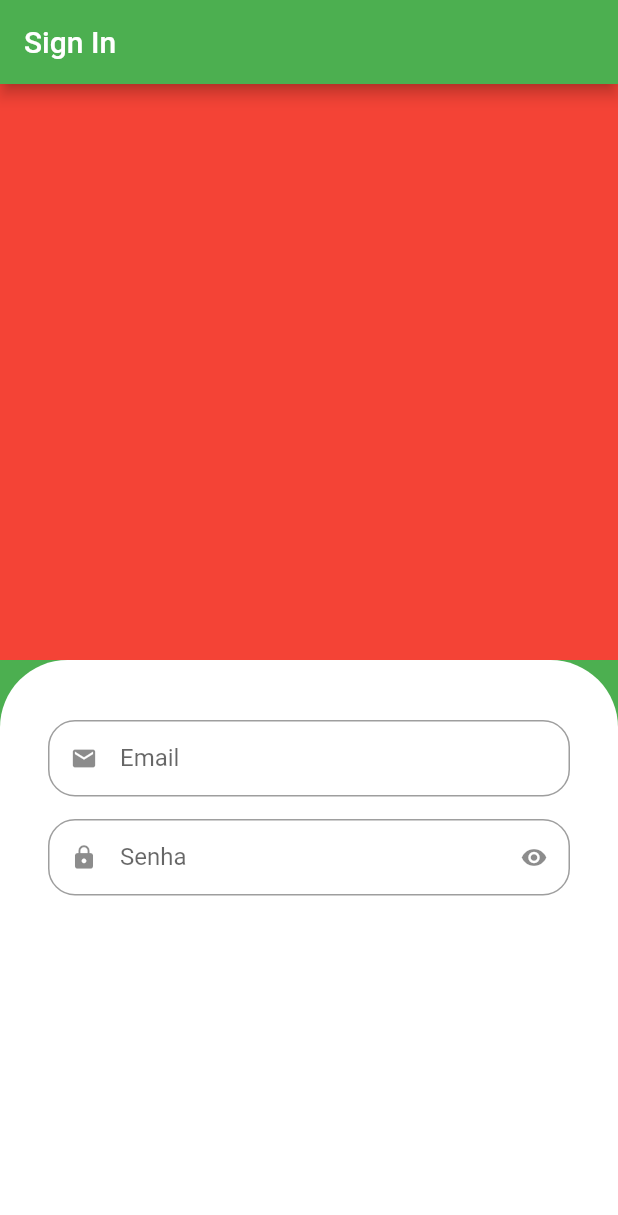
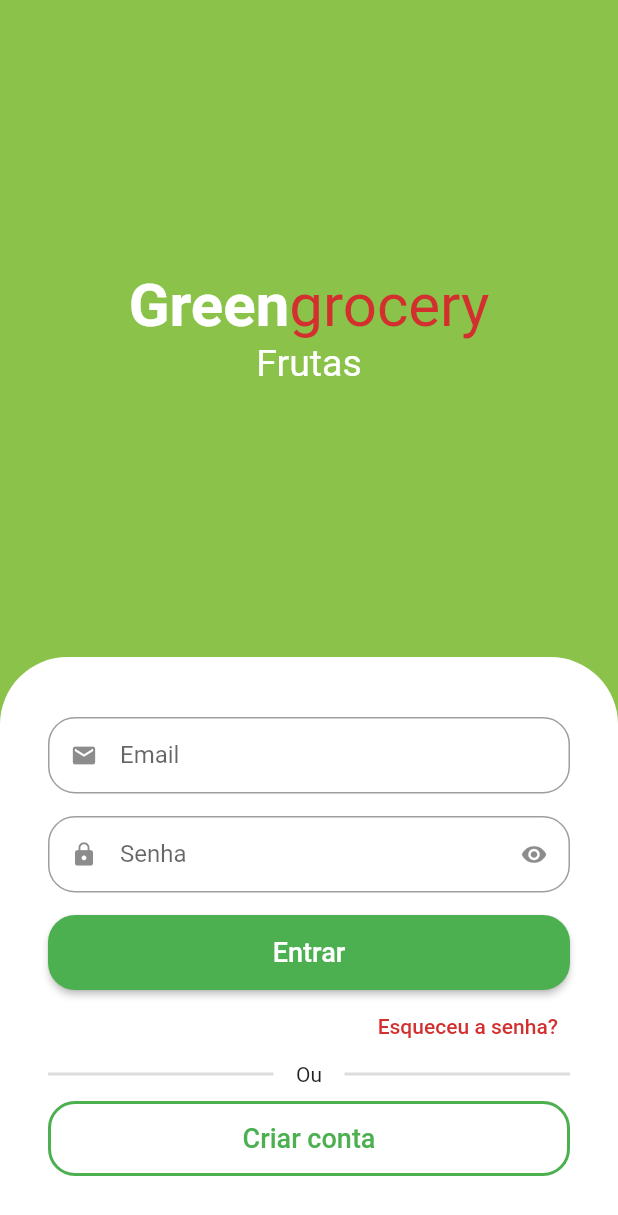
Before and after one commit to gabolweb/greengrocery, a Flutter app: the screen it shows after launch, on a phone screen of 412 x 824 dp. Shown: the top 1215 px of the screen. Run offline on Flutter 3.47's test engine with Material 2 defaults, Android fonts, the phone set to English and light mode, and no system bars; drawn by our look-alikes of animated_text_kit.

Commit message:
Final sign in page

```diff
--- a/lib/src/auth/sign_in_page.dart
+++ b/lib/src/auth/sign_in_page.dart
@@ -1,24 +1,73 @@
-import 'package:flutter/src/foundation/key.dart';
-import 'package:flutter/src/widgets/framework.dart';
+import 'package:animated_text_kit/animated_text_kit.dart';
 import 'package:flutter/material.dart';
 import 'package:greengrocery/src/components/custom_text_field.dart';
+
+import '../config/custom_colors.dart';
 
 class SignInPage extends StatelessWidget {
   const SignInPage({Key? key}) : super(key: key);
 
   @override
   Widget build(BuildContext context) {
+
+    final size = MediaQuery.of(context).size;
+
     return Scaffold(
-      backgroundColor: Colors.green,
-      appBar: AppBar(
-        title: const Text('Sign In'),
+      backgroundColor: CustomColors.customSwatchColor,
+      body: SingleChildScrollView(
+        child: SizedBox(
+          height: size.height,
+          width: size.width,
+          child: Column(children: [
+            Expanded(
+              child: Column(
+                mainAxisAlignment: MainAxisAlignment.center,
+                children: [
+                  Text.rich(
+                    TextSpan(
+                        style: const TextStyle(
+                          fontSize: 40,
                         ),
-      body: Column(children: [
-        Expanded(
-          child: Container(color: Colors.red),
+                        children: [
+                          const TextSpan(
+                            text: 'Green',
+                            style: TextStyle(
+                              color: Colors.white,
+                              fontWeight: FontWeight.bold,
                             ),
-        Expanded(
-          child: Container(
+                          ),
+                          TextSpan(
+                            text: 'grocery',
+                            style: TextStyle(
+                              color: CustomColors.customContrastColor,
+                            ),
+                          ),
+                        ]),
+                  ),
+                  SizedBox(
+                    height: 30,
+                    child: DefaultTextStyle(
+                      style: const TextStyle(
+                        fontSize: 25,
+                      ),
+                      child: AnimatedTextKit(
+                        pause: Duration.zero,
+                        repeatForever: true,
+                        animatedTexts: [
+                          FadeAnimatedText('Frutas'),
+                          FadeAnimatedText('Verduras'),
+                          FadeAnimatedText('Legumes'),
+                          FadeAnimatedText('Carnes'),
+                          FadeAnimatedText('Cereais'),
+                          FadeAnimatedText('Laticínios'),
+                        ],
+                      ),
+                    ),
+                  ),
+                ],
+              ),
+            ),
+            Container(
               padding: const EdgeInsets.symmetric(
                 horizontal: 32,
                 vertical: 40,
@@ -30,21 +79,93 @@
                 ),
               ),
               child: Column(
-              children: const [
-                CustomTextField(
+                crossAxisAlignment: CrossAxisAlignment.stretch,
+                children: [
+                  const CustomTextField(
                     icon: Icons.email,
                     label: 'Email',
                   ),
-                CustomTextField(
+                  const CustomTextField(
                     icon: Icons.lock,
                     label: 'Senha',
                     isSecret: true,
                   ),
+                  SizedBox(
+                    height: 50,
+                    child: ElevatedButton(
+                      style: ElevatedButton.styleFrom(
+                        shape: RoundedRectangleBorder(
+                          borderRadius: BorderRadius.circular(18),
+                        ),
+                      ),
+                      onPressed: () {},
+                      child: const Text(
+                        'Entrar',
+                        style: TextStyle(fontSize: 18),
+                      ),
+                    ),
+                  ),
+                  Align(
+                    alignment: Alignment.centerRight,
+                    child: TextButton(
+                      onPressed: () {},
+                      child: Text(
+                        'Esqueceu a senha?',
+                        style: TextStyle(
+                          color: CustomColors.customContrastColor,
+                        ),
+                      ),
+                    ),
+                  ),
+                  Padding(
+                    padding: const EdgeInsets.only(bottom: 10.0),
+                    child: Row(
+                      children: [
+                        Expanded(
+                          child: Divider(
+                            color: Colors.grey.withAlpha(90),
+                            thickness: 2,
+                          ),
+                        ),
+                        const Padding(
+                          padding: EdgeInsets.symmetric(horizontal: 15.0),
+                          child: Text('Ou'),
+                        ),
+                        Expanded(
+                          child: Divider(
+                            color: Colors.grey.withAlpha(90),
+                            thickness: 2,
+                          ),
+                        ),
                       ],
                     ),
                   ),
+                  SizedBox(
+                    height: 50,
+                    child: OutlinedButton(
+                      style: OutlinedButton.styleFrom(
+                          shape: RoundedRectangleBorder(
+                            borderRadius: BorderRadius.circular(18),
+                          ),
+                          side: const BorderSide(
+                            width: 2,
+                            color: Colors.green,
+                          )),
+                      onPressed: () {},
+                      child: const Text(
+                        'Criar conta',
+                        style: TextStyle(
+                          fontSize: 18,
+                        ),
+                      ),
+                    ),
+                  )
+                ],
+              ),
             ),
           ]),
+        ),
+      ),
     );
   }
 }
--- /dev/null
+++ b/lib/src/config/custom_colors.dart
@@ -0,0 +1,20 @@
+import 'package:flutter/material.dart';
+
+Map<int, Color> _swatchOpacity = {
+  50: const Color.fromRGBO(139, 195, 74, 0.1),
+  100: const Color.fromRGBO(139, 195, 74, 0.2),
+  200: const Color.fromRGBO(139, 195, 74, 0.3),
+  300: const Color.fromRGBO(139, 195, 74, 0.4),
+  400: const Color.fromRGBO(139, 195, 74, 0.5),
+  500: const Color.fromRGBO(139, 195, 74, 0.6),
+  600: const Color.fromRGBO(139, 195, 74, 0.7),
+  700: const Color.fromRGBO(139, 195, 74, 0.8),
+  800: const Color.fromRGBO(139, 195, 74, 0.9),
+  900: const Color.fromRGBO(139, 195, 74, 1),
+};
+
+abstract class CustomColors {
+  static Color customContrastColor = Colors.red.shade700;
+  static MaterialColor customSwatchColor =
+      MaterialColor(0xFF8BC34A, _swatchOpacity);
+}
--- a/pubspec.yaml
+++ b/pubspec.yaml
@@ -34,6 +34,7 @@
   # The following adds the Cupertino Icons font to your application.
   # Use with the CupertinoIcons class for iOS style icons.
   cupertino_icons: ^1.0.2
+  animated_text_kit: ^4.2.1
 
 dev_dependencies:
   flutter_test:
```
Also changed, not shown: pubspec.lock. Lines whose indentation alone changed are shown as unchanged.
